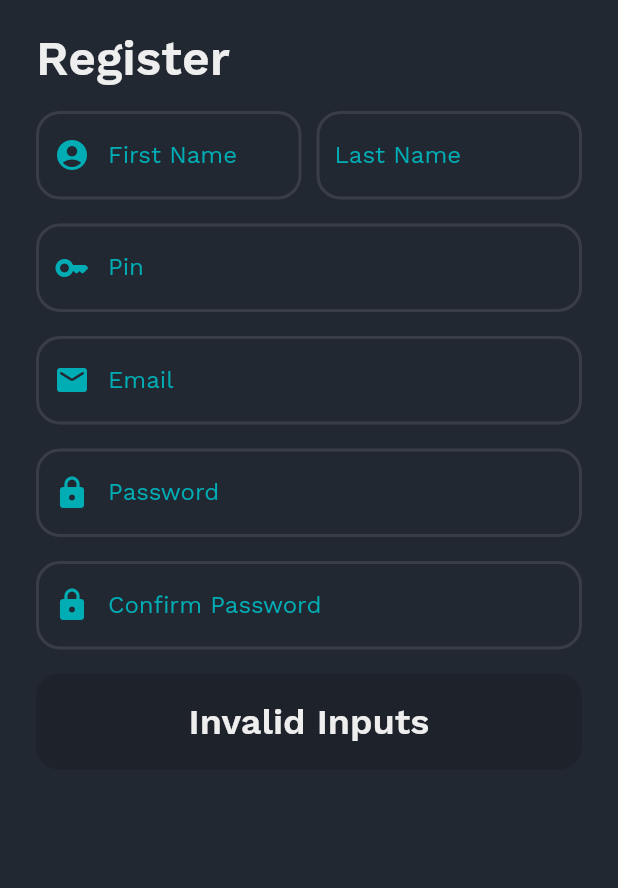
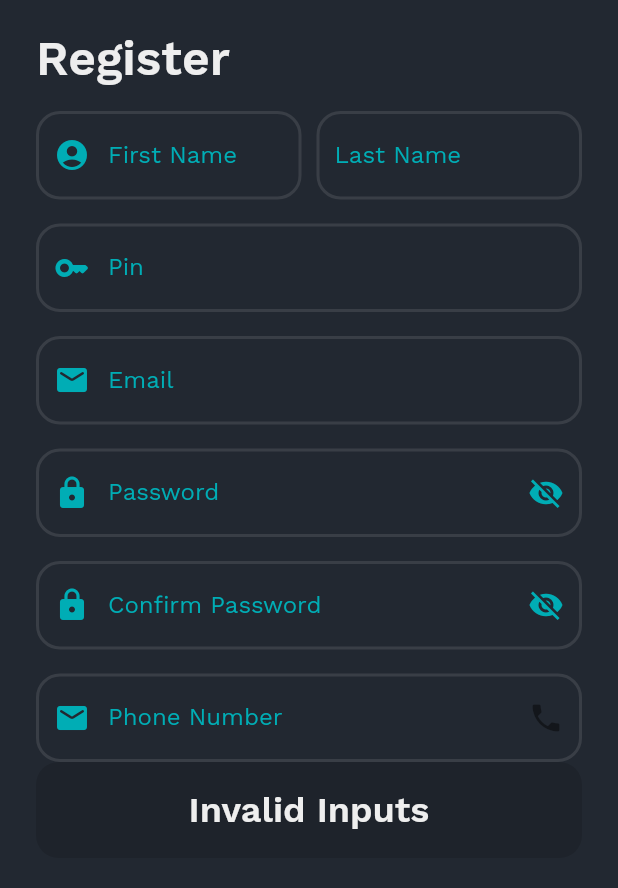
Before and after one commit to EricFrancischett/safesign, a Flutter app: the RegisterPage screen opened directly, on a phone screen of 412 x 824 dp, the part 177-1065 px from its top. Run offline on Flutter 3.47's test engine with Material 2 defaults, Android fonts, the phone set to English and light mode, and no system bars; our stand-ins replace cloud_firestore, dotted_border, equatable, file_picker, firebase_auth, firebase_core and 7 more; missing offline and left inert: dart:ffi, syncfusion_flutter_pdf, syncfusion_flutter_pdfviewer; accounts and stored records are empty; generated files the repository leaves out were written again; project files that could hold a hidden picture were left out.

Commit message:
creat logout  function, put isObscure on register and try to create a phone number validation

```diff
--- a/lib/features/register/view/register_page.dart
+++ b/lib/features/register/view/register_page.dart
@@ -126,11 +126,24 @@ class RegisterPage extends StatelessWidget {
                           Observer(builder: (_) {
                             return MainTextField(
                               onChanged: _controller.changePassword,
+                              suffixIcon: IconButton(
+                                icon: _controller.isPasswordVisible
+                                    ? Icon(
+                                        Icons.visibility,
+                                        color: ColorsApp.appBlue,
+                                      )
+                                    : Icon(
+                                        Icons.visibility_off,
+                                        color: ColorsApp.appBlue,
+                                      ),
+                                onPressed: _controller.changePasswordVisibility,
+                              ),
                               labelText: 'Password',
                               choosedIcon: Icon(
                                 Icons.lock_rounded,
                                 color: ColorsApp.appBlue,
                               ),
+                              isObscure: !_controller.isPasswordVisible,
                             );
                           }),
                           const SizedBox(
@@ -139,17 +152,40 @@ class RegisterPage extends StatelessWidget {
                           Observer(builder: (_) {
                             return MainTextField(
                               onChanged: _controller.changePasswordConfirmation,
+                              suffixIcon: IconButton(
+                                  icon: _controller.isPasswordVisible
+                                      ? Icon(
+                                          Icons.visibility,
+                                          color: ColorsApp.appBlue,
+                                        )
+                                      : Icon(
+                                          Icons.visibility_off,
+                                          color: ColorsApp.appBlue,
+                                        ),
+                                  onPressed:
+                                      _controller.changePasswordVisibility),
                               labelText: 'Confirm Password',
                               choosedIcon: Icon(
                                 Icons.lock_rounded,
                                 color: ColorsApp.appBlue,
                               ),
+                              isObscure: !_controller.isPasswordVisible,
                             );
                           }),
                           const SizedBox(
                             height: 16,
                           ),
-                        ],
+                          MainTextField(
+                            onChanged: _controller.changePhoneNumber,
+                            labelText: 'Phone Number',
+                            choosedIcon: Icon(
+                              Icons.mail_rounded,
+                              color: ColorsApp.appBlue,
+                            ),
+                            suffixIcon: IconButton(icon: Icon(Icons.phone), onPressed: _controller.verifyNumber,
+                          )
+                          ),
+                          ],
                       ),
                       Observer(builder: (_) {
                         bool isLoading = _controller.isButtonAtLoadingStatus;
```
Also changed, not shown: lib/features/home/widgets/custom_drawer.dart (+10 -2 lines), lib/features/login/controller/login_controller.dart (+9 -4 lines), lib/features/register/controller/register_controller.dart (+40 -0 lines), lib/features/register/controller/register_controller.g.dart.
